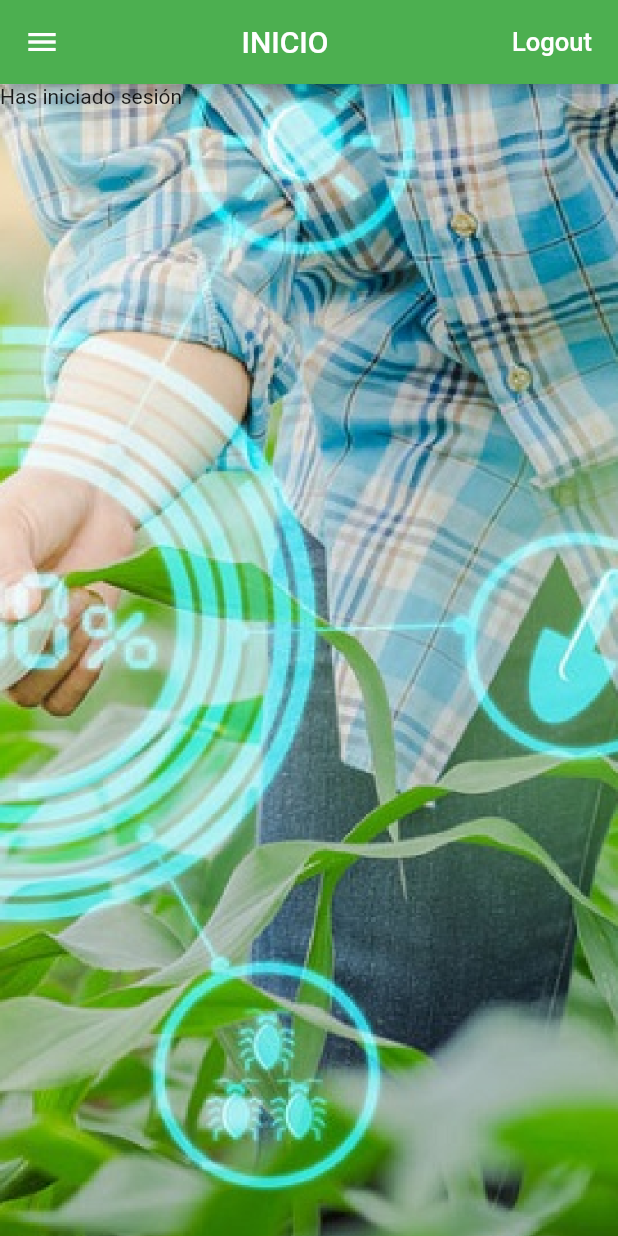
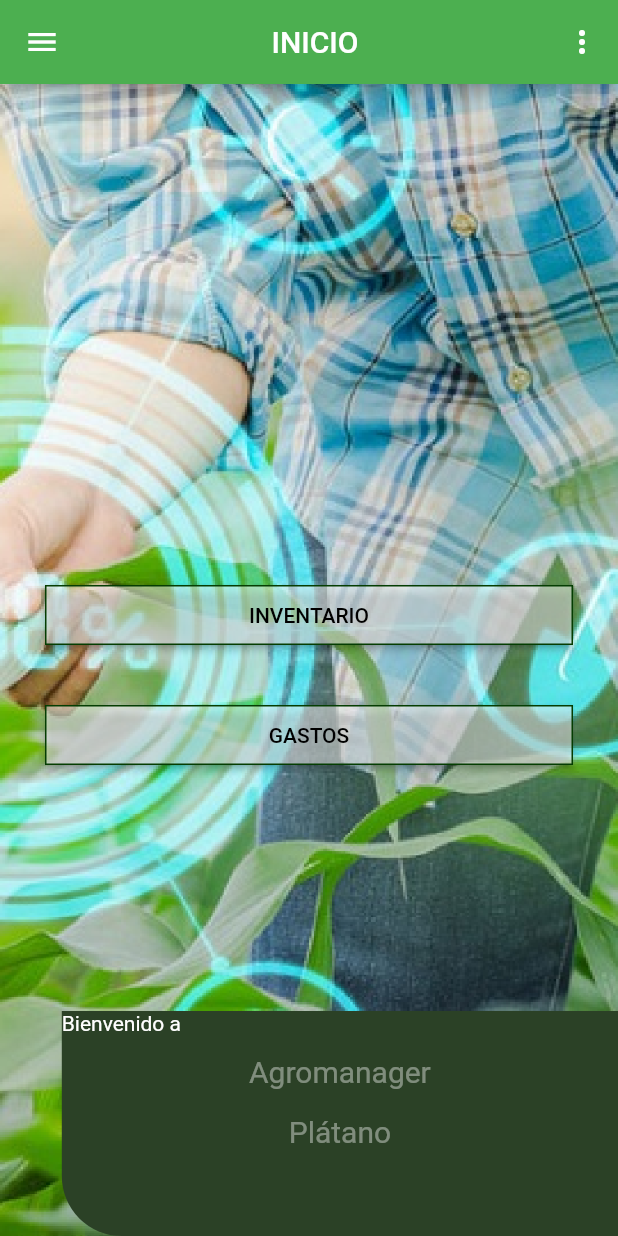
Before and after one commit to Oswalman/Agromanager, a Flutter app: the HomePage screen opened directly, on a phone screen of 412 x 824 dp. Run offline on Flutter 3.47's test engine with Material 2 defaults, Android fonts, the phone set to English and light mode, and no system bars; our stand-ins replace cloud_firestore, firebase_auth, font_awesome_flutter, get_it; accounts and stored records are empty.

Commit message:
New view

```diff
--- a/lib/UI/Views/Home/Home.dart
+++ b/lib/UI/Views/Home/Home.dart
@@ -2,20 +2,28 @@ import 'package:flutter/material.dart';
 import 'package:Agromanager/core/viewmodels/BaseAuth.dart';
 import 'package:url_launcher/url_launcher.dart';
 import 'package:font_awesome_flutter/font_awesome_flutter.dart';
+import 'package:Agromanager/UI/Views/Home/Start.dart';
 
 class HomePage extends StatefulWidget {
   HomePage({Key key, this.auth, this.userId, this.logoutCallback})
       : super(key: key);
 
-  final BaseAuth auth;
-  final VoidCallback logoutCallback;
-  final String userId;
+  HomePage.layout({this.layoutGen});
+
+  Widget layoutGen;
+  BaseAuth auth;
+  VoidCallback logoutCallback;
+  String userId;
 
   @override
-  State<StatefulWidget> createState() => new _HomePageState();
+  State<StatefulWidget> createState() => new _HomePageState(layoutGen:layoutGen);
 }
 
 class _HomePageState extends State<HomePage> {
+  _HomePageState({this.layoutGen});
+  Widget layoutGen;
+
+
   signOut() async {
     try {
       await widget.auth.signOut();
@@ -30,10 +38,12 @@ class _HomePageState extends State<HomePage> {
     return new Scaffold(
       appBar: new AppBar(
         actions: <Widget>[
-          new FlatButton(
-              child: new Text('Logout',
-                  style: new TextStyle(fontSize: 17.0, color: Colors.white)),
-              onPressed: signOut)
+          Builder(
+              builder: (context) => new IconButton(
+                  icon: const Icon(Icons.more_vert),
+                  onPressed: () {
+                    Scaffold.of(context).openEndDrawer();
+                  }))
         ],
         leading: Builder(
           builder: (BuildContext context) {
@@ -47,6 +57,36 @@ class _HomePageState extends State<HomePage> {
           },
         ),
         title: Align(alignment: Alignment.bottomCenter, child: Text('INICIO')),
+      ),
+      endDrawer: Container(
+        height: 100,
+        child: Drawer(
+          child: Container(
+              decoration: BoxDecoration(
+                  gradient: LinearGradient(
+                begin: Alignment.topCenter,
+                end: Alignment
+                    .bottomCenter, // 10% of the width, so there are ten blinds.
+                colors: [
+                  const Color(0xFF638F6C),
+                  const Color(0xFF03240A)
+                ], // whitish to gray
+                tileMode:
+                    TileMode.clamp, // repeats the gradient over the canvas
+              )),
+              child: ListView(children: <Widget>[
+                ListTile(
+                  leading: new Icon(
+                    Icons.cancel,
+                  ),
+                  title: Text('Cerrar Sesión',
+                      style: TextStyle(color: Colors.white)),
+                  onTap: () {
+                    signOut();
+                  },
+                )
+              ])),
+        ),
       ),
       drawer: Drawer(
         child: ListView(
@@ -187,11 +227,11 @@ class _HomePageState extends State<HomePage> {
                                     }),
                                 IconButton(
                                     icon: new Icon(
-                                      FontAwesomeIcons.page4,
+                                      FontAwesomeIcons.globeAmericas,
                                       color: Colors.white,
                                     ),
                                     onPressed: () async {
-                                      const url = 'https://github.com/Oswalman';
+                                      const url = 'http://agromanager.ddns.net';
                                       if (await canLaunch(url)) {
                                         await launch(url);
                                       } else {
@@ -214,7 +254,7 @@ class _HomePageState extends State<HomePage> {
             image: DecorationImage(
                 image: AssetImage("assets/Fondo_Global.png"),
                 fit: BoxFit.cover)),
-        child: new Text("Has iniciado sesión"),
+        child: Start(),
       ),
     );
   }
--- /dev/null
+++ b/lib/UI/Views/Home/Start.dart
@@ -0,0 +1,90 @@
+import 'package:flutter/material.dart';
+import 'package:flutter/widgets.dart';
+import 'package:Agromanager/UI/Views/Inventario/Inventario.dart';
+
+class Start extends StatefulWidget {
+  @override
+  State<StatefulWidget> createState() => new StartWidget();
+}
+
+class StartWidget extends State<Start> {
+  @override
+  Widget build(BuildContext context) {
+    return Stack(
+      children: <Widget>[
+        Center(
+            child: ListView(
+          shrinkWrap: true,
+          children: <Widget>[
+            Padding(
+              padding: const EdgeInsets.fromLTRB(30.0, 20.0, 30.0, 20.0),
+              child: SizedBox(
+                height: 40.0,
+                child: RaisedButton(
+                  shape: RoundedRectangleBorder(
+                      side: BorderSide(color: Color(0xff053D02))),
+                  color: Color(0xffFFFFFF).withOpacity(0.5),
+                  textColor: Colors.black,
+                  onPressed: () {
+                    final route = MaterialPageRoute(builder: (context){
+                      return Inventario();
+                    });
+                    Navigator.push(context, route);
+
+                  },
+                  child: Text('INVENTARIO'),
+                ),
+              ),
+            ),
+            Padding(
+              padding: const EdgeInsets.fromLTRB(30.0, 20.0, 30.0, 0.0),
+              child: SizedBox(
+                height: 40.0,
+                child: RaisedButton(
+                  shape: RoundedRectangleBorder(
+                      side: BorderSide(color: Color(0xff053D02))),
+                  color: Color(0xffFFFFFF).withOpacity(0.5),
+                  textColor: Colors.black,
+                  onPressed: () {},
+                  child: Text('GASTOS'),
+                ),
+              ),
+            ),
+          ],
+        )),
+        Positioned(
+            child: Align(
+                alignment: Alignment.bottomRight,
+                child: Container(
+                  width: MediaQuery.of(context).size.width * 0.9,
+                  height: 150,
+                  decoration: BoxDecoration(
+                    borderRadius:
+                        BorderRadius.only(bottomLeft: Radius.circular(40)),
+                    color: Color(0xff2B4126),
+                  ),
+                  child: Column(children: <Widget>[
+                    Align(
+                        alignment: Alignment.topLeft,
+                        child: Text("Bienvenido a",
+                            style: TextStyle(color: Colors.white))),
+                    Align(
+                        alignment: Alignment.center,
+                        child: Text("Agromanager",
+                            style: TextStyle(
+                                color: Colors.white.withOpacity(0.4),
+                                height: 2,
+                                fontSize: 20))),
+                    Align(
+                        alignment: Alignment.center,
+                        child: Text("Plátano",
+                            style: TextStyle(
+                                color: Colors.white.withOpacity(0.4),
+                                height: 2,
+                                fontSize: 20)))
+                  ]),
+                ))),
+      ],
+    );
+  }
+}
--- /dev/null
+++ b/lib/UI/Views/Inventario/Inventario.dart
@@ -0,0 +1,51 @@
+import 'package:flutter/material.dart';
+import 'package:flutter/widgets.dart';
+
+class Inventario extends StatefulWidget {
+  @override
+  State<StatefulWidget> createState() => new InventarioWidget();
+}
+
+class InventarioWidget extends State<Inventario> {
+  @override
+  Widget build(BuildContext context) {
+    return Stack(
+      children: <Widget>[
+        Center(
+            child: ListView(
+          shrinkWrap: true,
+          children: <Widget>[
+            Padding(
+              padding: const EdgeInsets.fromLTRB(30.0, 20.0, 30.0, 20.0),
+              child: SizedBox(
+                height: 40.0,
+                child: RaisedButton(
+                  shape: RoundedRectangleBorder(
+                      side: BorderSide(color: Color(0xff053D02))),
+                  color: Color(0xffFFFFFF).withOpacity(0.5),
+                  textColor: Colors.black,
+                  onPressed: () {},
+                  child: Text('INSUMOS'),
+                ),
+              ),
+            ),
+            Padding(
+              padding: const EdgeInsets.fromLTRB(30.0, 20.0, 30.0, 0.0),
+              child: SizedBox(
+                height: 40.0,
+                child: RaisedButton(
+                  shape: RoundedRectangleBorder(
+                      side: BorderSide(color: Color(0xff053D02))),
+                  color: Color(0xffFFFFFF).withOpacity(0.5),
+                  textColor: Colors.black,
+                  onPressed: () {},
+                  child: Text('EQUIPOS'),
+                ),
+              ),
+            ),
+          ],
+        )),
+      ],
+    );
+  }
+}
```
